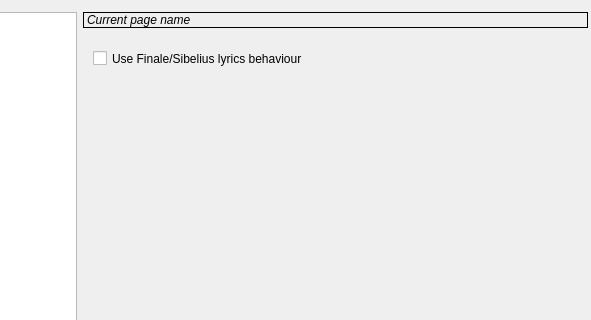
First picture: the form in trunk/src/ui/settingsdialog.ui, repository canorusmusic/canorus, before the edit; both pictures show x 115 to 706 and y 0 to 320 of the 706 by 551 pixel window.
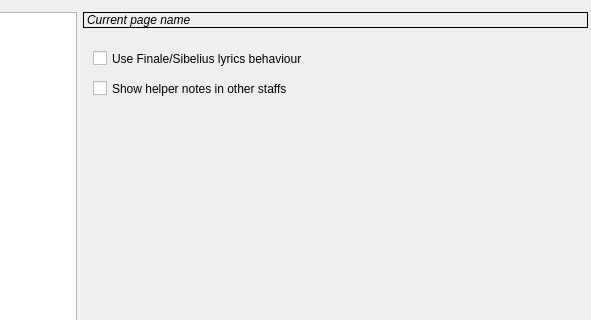
Second picture: the form after the edit. Icons and pictures are not drawn. Custom widgets are drawn as their Qt base class.

Commit message: Added Show helper notes in other staffs settings.

```diff
--- a/trunk/src/ui/settingsdialog.ui
+++ b/trunk/src/ui/settingsdialog.ui
@@ -176,6 +176,22 @@
              <string>Use Finale/Sibelius lyrics behaviour</string>
             </property>
            </widget>
+           <widget class="QCheckBox" name="uiShadowNotesInOtherStaffs" >
+            <property name="geometry" >
+             <rect>
+              <x>10</x>
+              <y>40</y>
+              <width>431</width>
+              <height>29</height>
+             </rect>
+            </property>
+            <property name="toolTip" >
+             <string>When inserting notes, show the helper notes in all staffs, not only in the active one</string>
+            </property>
+            <property name="text" >
+             <string>Show helper notes in other staffs</string>
+            </property>
+           </widget>
           </widget>
           <widget class="QWidget" name="appearanceSettings" >
            <widget class="QLabel" name="uiPreviewLabel" >
```
Left out of the diff: 227 changed lines with no effect on the pictures. The commit also changes 4 other files.
